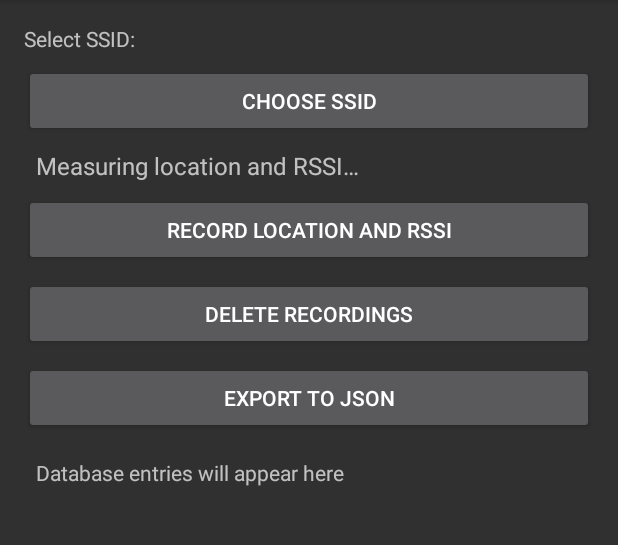
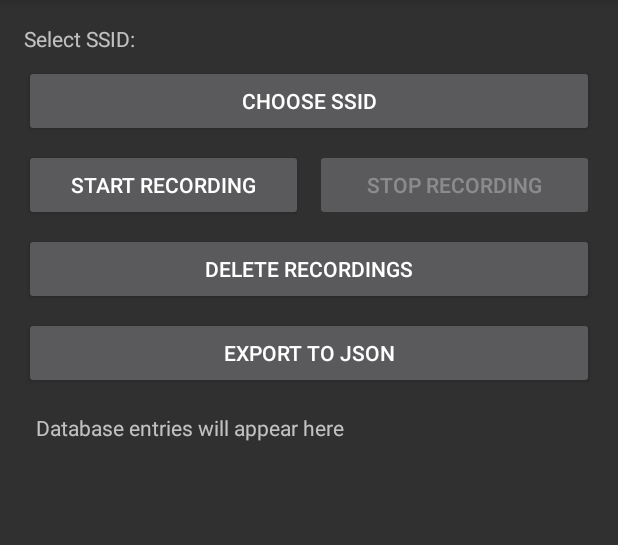
Before and after one commit to efreham1/signal-triangulation, an Android app: the screen it shows after launch (MainActivity), on a phone screen of 412 x 824 dp, the part 84-629 px from its top. Run offline under Robolectric (Android 15) with nearby library versions, the light colour scheme and no system bars; our stand-ins replace Room's generated code.

Commit message:
Add automatic RSSI recording mode with start/stop controls
Introduces automatic measurement mode for recording Wi-Fi RSSI and location, with new Start/Stop buttons in the UI. Refactors MainActivity to buffer recent locations, match them to scan results, and record data automatically when enabled.

Co-Authored-By: Simon <90696241+sier8161@users.noreply.github.com>

```diff
--- a/Polaris/app/src/main/res/layout/activity_main.xml
+++ b/Polaris/app/src/main/res/layout/activity_main.xml
@@ -18,19 +18,29 @@
         android:layout_marginTop="8dp"
         android:text="@string/choose_ssid" />
 
-    <TextView
-        android:id="@+id/coordinatesText"
+    <!-- start/stop automatic measurements -->
+    <LinearLayout
         android:layout_width="match_parent"
         android:layout_height="wrap_content"
-        android:text="@string/measuring_location"
-        android:textSize="16sp"
-        android:padding="8dp"/>
+        android:orientation="horizontal"
+        android:layout_marginTop="8dp"
+        android:weightSum="2">
 
-    <Button
-        android:id="@+id/getLocationBtn"
-        android:layout_width="match_parent"
-        android:layout_height="wrap_content"
-        android:text="@string/get_location" />
+        <Button
+            android:id="@+id/startAutoBtn"
+            android:layout_width="0dp"
+            android:layout_height="wrap_content"
+            android:layout_weight="1"
+            android:text="@string/start_recording" />
+
+        <Button
+            android:id="@+id/stopAutoBtn"
+            android:layout_width="0dp"
+            android:layout_height="wrap_content"
+            android:layout_weight="1"
+            android:layout_marginStart="8dp"
+            android:text="@string/stop_recording" />
+    </LinearLayout>
 
     <Button
         android:id="@+id/cleanRecordsBtn"
--- a/Polaris/app/src/main/res/values/strings.xml
+++ b/Polaris/app/src/main/res/values/strings.xml
@@ -4,27 +4,34 @@
     <string name="measuring_location">Measuring location and RSSI…</string>
     <string name="coords_rssi">Latitude: %1$.6f\nLongitude: %2$.6f\nRSSI: %3$d dBm</string>
     <string name="placeholder_db">Database entries will appear here</string>
+    <string name="placeholder_loc"></string>
     <string name="exported_to">Exported to:\n%1$s</string>
     <string name="measurement_failed_loc_or_to">Measurement failed or timed out (location + Wi-Fi)</string>
     <string name="measurement_failed_no_ssid">Measurement failed: selected SSID not found</string>
     <string name="measurement_failed_or_unavail">Measurement failed: location timed out or unavailable</string>
-    <string name="no_data_export">No data to export</string>
+    <string name="no_data_export">No data to export.</string>
     <string name="get_location">Record Location and RSSI</string>
     <string name="clean_records">Delete Recordings</string>
     <string name="export_json">Export to JSON</string>
     <string name="choose_ssid">Choose SSID</string>
 
+    <string name="no_location">RSSI update but no location to match it.</string>
     <string name="confirm_delete_title">Are you sure?</string>
     <string name="confirm_delete_message">This will DELETE all your measurements.</string>
     <string name="confirm_delete_positive">Delete</string>
     <string name="confirm_delete_negative">Cancel</string>
     <string name="no_ssids_found">No Wi-Fi networks found right now.</string>
-    <string name="prompt_select_ssid_first">Please choose an SSID first.</string>
+    <string name="prompt_select_ssid_first">Please choose an SSID first</string>
+    <string name="permission_required">Permission required</string>
+    <string name="rssi_updated">RSSI updated: %1$d dBm @ %2$s</string>
 
-    <!-- Added resources -->
     <string name="network_unavailable_title">Network unavailable</string>
-    <string name="network_unavailable_message">The previously selected network "%1$s" is not available right now. The selection is retained and the app will retry on subsequent scans.</string>
+    <string name="network_unavailable_message">The selected network "%1$s" is not available right now, retrying...</string>
 
-    <!-- Format for listing records in the UI -->
     <string name="record_item">SSID: %1$s, Lat: %2$.6f, Lon: %3$.6f, RSSI: %4$d, Time: %5$d</string>
+    <string name="start_recording">Start Recording</string>
+    <string name="stop_recording">Stop Recording</string>
+    <string name="recording_started">Recording started</string>
+    <string name="recording_stopped">Recording stopped</string>
+
 </resources>
```
Also changed, not shown: Polaris/app/src/main/java/com/example/polaris/MainActivity.kt (+175 -248 lines).
